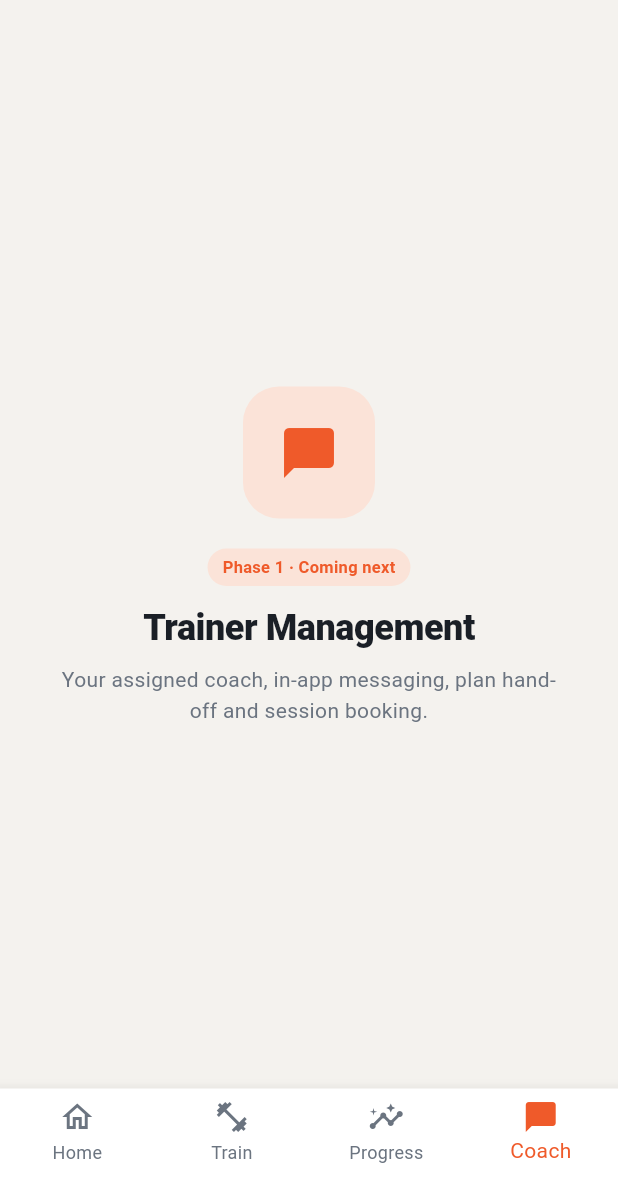
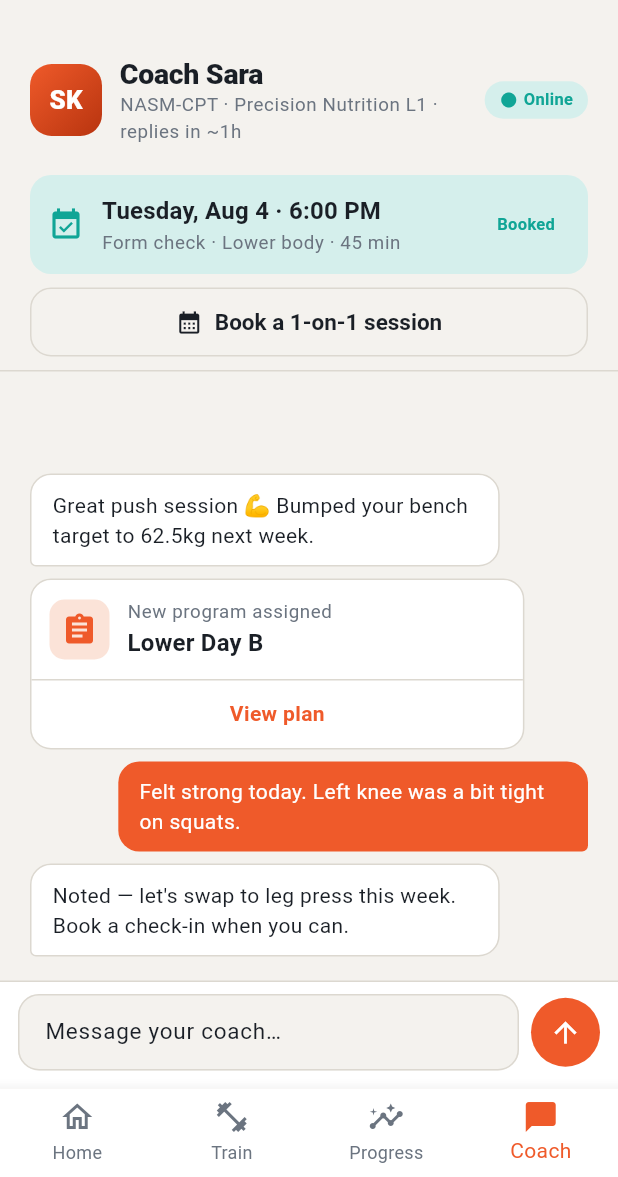
Before and after one commit to mscit-admin/ARETE_Enhance, a Flutter app: the screen it shows after launch, item 4 of the bottom bar chosen, on a phone screen of 412 x 824 dp, the part 59-1236 px from its top. Run offline on Flutter 3.47's test engine with Material 3 defaults, Android fonts, the phone set to English and light mode, and no system bars; our stand-ins replace flutter_local_notifications; accounts and stored records are empty.

Commit message:
Add member Coach tab (chat, plan hand-off, booking)
Completes the member side of Trainer Management. The Coach tab shows the
assigned trainer, a message thread with the coach, an assigned-plan card, and
one-on-one session booking.

- Models: ChatMessage (text/plan/session kinds), CoachSession
- CoachRepository + mock with a seeded thread and session
- CoachController: load, send message (with a canned coach reply + typing
  indicator), book session (adds a confirmation message)
- Screens: coach header, upcoming session, chat thread with bubbles and plan
  card, message composer, booking bottom sheet
- Coach tab now opens the real screen; provider wired in main
- Tests for thread/session load and booking

Co-Authored-By: Claude Opus 4.8 <noreply@anthropic.com>
Claude-Session: https://claude.ai/code/session_01Lrs4BeZJ8ESgW3u4Dx3sih

```diff
--- /dev/null
+++ b/lib/data/mock/mock_coach.dart
@@ -0,0 +1,56 @@
+import '../models/coach_chat.dart';
+
+/// Seeded coach conversation and sessions for the local-first build.
+class MockCoach {
+  MockCoach._();
+
+  static final DateTime _base = DateTime(2026, 7, 30, 9, 0);
+
+  static List<ChatMessage> thread() => [
+        ChatMessage(
+          id: 'm1',
+          text: 'Great push session 💪 Bumped your bench target to 62.5kg '
+              'next week.',
+          fromCoach: true,
+          time: _base,
+        ),
+        ChatMessage(
+          id: 'm2',
+          text: 'New program assigned',
+          fromCoach: true,
+          time: _base.add(const Duration(minutes: 1)),
+          kind: MessageKind.planCard,
+          planName: 'Lower Day B',
+        ),
+        ChatMessage(
+          id: 'm3',
+          text: 'Felt strong today. Left knee was a bit tight on squats.',
+          fromCoach: false,
+          time: _base.add(const Duration(hours: 2)),
+        ),
+        ChatMessage(
+          id: 'm4',
+          text: 'Noted — let\'s swap to leg press this week. Book a check-in '
+              'when you can.',
+          fromCoach: true,
+          time: _base.add(const Duration(hours: 2, minutes: 5)),
+        ),
+      ];
+
+  static List<CoachSession> sessions() => [
+        CoachSession(
+          id: 's1',
+          start: DateTime(2026, 8, 4, 18, 0),
+          minutes: 45,
+          focus: 'Form check · Lower body',
+        ),
+      ];
+
+  /// Canned coach replies cycled through when the member sends a message.
+  static const List<String> cannedReplies = [
+    'Got it 👍 Keep the reps controlled.',
+    'Nice work — log it and I\'ll review tonight.',
+    'Let\'s push the top set 2.5kg next time.',
+    'Great. Hydrate and get some protein in.',
+  ];
+}
--- /dev/null
+++ b/lib/data/models/coach_chat.dart
@@ -0,0 +1,40 @@
+/// The kind of content a chat message carries.
+enum MessageKind { text, planCard, sessionConfirmed }
+
+/// A single message in the member ↔ coach thread.
+class ChatMessage {
+  const ChatMessage({
+    required this.id,
+    required this.text,
+    required this.fromCoach,
+    required this.time,
+    this.kind = MessageKind.text,
+    this.planName,
+  });
+
+  final String id;
+  final String text;
+
+  /// True if sent by the coach, false if sent by the member.
+  final bool fromCoach;
+  final DateTime time;
+  final MessageKind kind;
+
+  /// Set when [kind] is [MessageKind.planCard].
+  final String? planName;
+}
+
+/// A booked one-on-one coaching session.
+class CoachSession {
+  const CoachSession({
+    required this.id,
+    required this.start,
+    required this.minutes,
+    required this.focus,
+  });
+
+  final String id;
+  final DateTime start;
+  final int minutes;
+  final String focus;
+}
--- /dev/null
+++ b/lib/data/repositories/coach_repository.dart
@@ -0,0 +1,7 @@
+import '../models/coach_chat.dart';
+
+/// Abstraction over the member ↔ coach messaging and sessions.
+abstract class CoachRepository {
+  Future<List<ChatMessage>> getThread();
+  Future<List<CoachSession>> getSessions();
+}
--- /dev/null
+++ b/lib/features/coach/coach_screen.dart
@@ -0,0 +1,317 @@
+import 'package:flutter/material.dart';
+import 'package:intl/intl.dart';
+import 'package:provider/provider.dart';
+
+import '../../core/theme/app_colors.dart';
+import '../../core/theme/app_spacing.dart';
+import '../../core/theme/app_theme.dart';
+import '../../data/models/coach_chat.dart';
+import '../../data/models/trainer.dart';
+import '../../shared/widgets/gradient_avatar.dart';
+import '../../shared/widgets/pill.dart';
+import '../../state/coach_controller.dart';
+import '../../state/profile_controller.dart';
+import 'widgets/chat_bubble.dart';
+
+class CoachScreen extends StatefulWidget {
+  const CoachScreen({super.key});
+
+  @override
+  State<CoachScreen> createState() => _CoachScreenState();
+}
+
+class _CoachScreenState extends State<CoachScreen> {
+  final _input = TextEditingController();
+
+  @override
+  void initState() {
+    super.initState();
+    WidgetsBinding.instance.addPostFrameCallback((_) {
+      final c = context.read<CoachController>();
+      if (c.status == LoadStatus.idle) c.load();
+    });
+  }
+
+  @override
+  void dispose() {
+    _input.dispose();
+    super.dispose();
+  }
+
+  void _send() {
+    final text = _input.text;
+    if (text.trim().isEmpty) return;
+    context.read<CoachController>().sendMessage(text);
+    _input.clear();
+  }
+
+  Future<void> _openBooking(Trainer? trainer) async {
+    final now = DateTime.now();
+    final slots = [
+      for (var d = 1; d <= 4; d++)
+        DateTime(now.year, now.month, now.day + d, 18, 0),
+    ];
+    final picked = await showModalBottomSheet<DateTime>(
+      context: context,
+      showDragHandle: true,
+      builder: (_) => _BookingSheet(slots: slots),
+    );
+    if (picked != null && mounted) {
+      context
+          .read<CoachController>()
+          .bookSession(picked, 'Form check · 1-on-1');
+      ScaffoldMessenger.of(context).showSnackBar(
+        SnackBar(
+            content: Text(
+                'Session booked for ${DateFormat('EEE, MMM d · h:mm a').format(picked)}')),
+      );
+    }
+  }
+
+  @override
+  Widget build(BuildContext context) {
+    final coach = context.watch<CoachController>();
+    final trainer = context.watch<ProfileController>().assignedTrainer;
+    final p = context.palette;
+
+    return Scaffold(
+      appBar: AppBar(title: const Text('Coach')),
+      body: SafeArea(
+        child: Column(
+          children: [
+            _CoachHeader(trainer: trainer),
+            if (coach.sessions.isNotEmpty)
+              _UpcomingSession(session: coach.sessions.last),
+            Padding(
+              padding: const EdgeInsets.fromLTRB(AppSpacing.screen, 0,
+                  AppSpacing.screen, AppSpacing.sm),
+              child: SizedBox(
+                width: double.infinity,
+                child: OutlinedButton.icon(
+                  onPressed: () => _openBooking(trainer),
+                  icon: const Icon(Icons.calendar_month, size: 18),
+                  label: const Text('Book a 1-on-1 session'),
+                ),
+              ),
+            ),
+            Divider(height: 1, color: p.line),
+            Expanded(
+              child: coach.status == LoadStatus.ready
+                  ? _Thread(
+                      messages: coach.messages, typing: coach.coachTyping)
+                  : const Center(child: CircularProgressIndicator()),
+            ),
+            _Composer(controller: _input, onSend: _send),
+          ],
+        ),
+      ),
+    );
+  }
+}
+
+class _CoachHeader extends StatelessWidget {
+  const _CoachHeader({required this.trainer});
+  final Trainer? trainer;
+
+  @override
+  Widget build(BuildContext context) {
+    final p = context.palette;
+    final name = trainer?.fullName ?? 'Your coach';
+    return Padding(
+      padding: const EdgeInsets.all(AppSpacing.screen),
+      child: Row(
+        children: [
+          GradientAvatar(
+            initials: initialsFrom(name),
+            size: 48,
+            tone: AvatarTone.ember,
+          ),
+          const SizedBox(width: AppSpacing.md),
+          Expanded(
+            child: Column(
+              crossAxisAlignment: CrossAxisAlignment.start,
+              children: [
+                Text('Coach ${name.split(' ').first}',
+                    style: context.textStyles.titleLarge),
+                Text(
+                  trainer == null
+                      ? 'Certified personal trainer'
+                      : '${trainer.certifications.join(' · ')} · replies in ~${trainer.avgResponseHours}h',
+                  style:
+                      context.textStyles.bodySmall?.copyWith(color: p.muted),
+                ),
+              ],
+            ),
+          ),
+          const Pill('Online', tone: PillTone.teal, icon: Icons.circle),
+        ],
+      ),
+    );
+  }
+}
+
+class _UpcomingSession extends StatelessWidget {
+  const _UpcomingSession({required this.session});
+  final CoachSession session;
+
+  @override
+  Widget build(BuildContext context) {
+    return Padding(
+      padding: const EdgeInsets.fromLTRB(
+          AppSpacing.screen, 0, AppSpacing.screen, AppSpacing.sm),
+      child: Container(
+        padding: const EdgeInsets.all(AppSpacing.md),
+        decoration: BoxDecoration(
+          color: context.palette.tealSoft,
+          borderRadius: BorderRadius.circular(AppSpacing.radiusMd),
+        ),
+        child: Row(
+          children: [
+            const Icon(Icons.event_available, color: AppColors.teal),
+            const SizedBox(width: AppSpacing.md),
+            Expanded(
+              child: Column(
+                crossAxisAlignment: CrossAxisAlignment.start,
+                children: [
+                  Text(
+                    DateFormat('EEEE, MMM d · h:mm a').format(session.start),
+                    style: context.textStyles.titleMedium,
+                  ),
+                  Text('${session.focus} · ${session.minutes} min',
+                      style: context.textStyles.bodySmall),
+                ],
+              ),
+            ),
+            const Pill('Booked', tone: PillTone.teal),
+          ],
+        ),
+      ),
+    );
+  }
+}
+
+class _Thread extends StatelessWidget {
+  const _Thread({required this.messages, required this.typing});
+  final List<ChatMessage> messages;
+  final bool typing;
+
+  @override
+  Widget build(BuildContext context) {
+    // reverse:true keeps the latest message pinned to the bottom.
+    final items = <Widget>[
+      if (typing) const _TypingIndicator(),
+      for (final m in messages.reversed) ChatBubble(message: m),
+    ];
+    return ListView(
+      reverse: true,
+      padding: const EdgeInsets.symmetric(
+          horizontal: AppSpacing.screen, vertical: AppSpacing.md),
+      children: items,
+    );
+  }
+}
+
+class _TypingIndicator extends StatelessWidget {
+  const _TypingIndicator();
+
+  @override
+  Widget build(BuildContext context) {
+    final p = context.palette;
+    return Align(
+      alignment: Alignment.centerLeft,
+      child: Container(
+        margin: const EdgeInsets.only(top: 4, bottom: 4),
+        padding: const EdgeInsets.symmetric(horizontal: 14, vertical: 10),
+        decoration: BoxDecoration(
+          color: p.surface,
+          borderRadius: BorderRadius.circular(14),
+          border: Border.all(color: p.line),
+        ),
+        child: Text('Coach is typing…',
+            style: context.textStyles.bodySmall?.copyWith(color: p.muted)),
+      ),
+    );
+  }
+}
+
+class _Composer extends StatelessWidget {
+  const _Composer({required this.controller, required this.onSend});
+  final TextEditingController controller;
+  final VoidCallback onSend;
+
+  @override
+  Widget build(BuildContext context) {
+    final p = context.palette;
+    return Container(
+      padding: const EdgeInsets.fromLTRB(
+          AppSpacing.md, AppSpacing.sm, AppSpacing.md, AppSpacing.md),
+      decoration: BoxDecoration(
+        color: p.surface,
+        border: Border(top: BorderSide(color: p.line)),
+      ),
+      child: Row(
+        children: [
+          Expanded(
+            child: TextField(
+              controller: controller,
+              textCapitalization: TextCapitalization.sentences,
+              minLines: 1,
+              maxLines: 4,
+              onSubmitted: (_) => onSend(),
+              decoration: const InputDecoration(
+                hintText: 'Message your coach…',
+                isDense: true,
+              ),
+            ),
+          ),
+          const SizedBox(width: AppSpacing.sm),
+          Material(
+            color: AppColors.ember,
+            shape: const CircleBorder(),
+            child: InkWell(
+              customBorder: const CircleBorder(),
+              onTap: onSend,
+              child: const Padding(
+                padding: EdgeInsets.all(12),
+                child: Icon(Icons.arrow_upward, color: Colors.white, size: 22),
+              ),
+            ),
+          ),
+        ],
+      ),
+    );
+  }
+}
+
+class _BookingSheet extends StatelessWidget {
+  const _BookingSheet({required this.slots});
+  final List<DateTime> slots;
+
+  @override
+  Widget build(BuildContext context) {
+    return SafeArea(
+      child: Padding(
+        padding: const EdgeInsets.fromLTRB(AppSpacing.screen, 0,
+            AppSpacing.screen, AppSpacing.lg),
+        child: Column(
+          mainAxisSize: MainAxisSize.min,
+          crossAxisAlignment: CrossAxisAlignment.start,
+          children: [
+            Text('Pick a session time',
+                style: context.textStyles.titleLarge),
+            const SizedBox(height: AppSpacing.md),
+            for (final s in slots)
+              ListTile(
+                contentPadding: EdgeInsets.zero,
+                leading: const Icon(Icons.schedule),
+                title: Text(DateFormat('EEEE, MMM d').format(s)),
+                subtitle: Text('${DateFormat('h:mm a').format(s)} · 45 min'),
+                trailing: const Icon(Icons.chevron_right),
+                onTap: () => Navigator.of(context).pop(s),
+              ),
+          ],
+        ),
+      ),
+    );
+  }
+}
--- /dev/null
+++ b/lib/features/coach/widgets/chat_bubble.dart
@@ -0,0 +1,160 @@
+import 'package:flutter/material.dart';
+
+import '../../../core/theme/app_colors.dart';
+import '../../../core/theme/app_spacing.dart';
+import '../../../core/theme/app_theme.dart';
+import '../../../data/models/coach_chat.dart';
+
+/// Renders one chat message: coach on the left, member on the right, with
+/// special cards for assigned plans and booked sessions.
+class ChatBubble extends StatelessWidget {
+  const ChatBubble({super.key, required this.message});
+
+  final ChatMessage message;
+
+  @override
+  Widget build(BuildContext context) {
+    switch (message.kind) {
+      case MessageKind.planCard:
+        return _PlanCard(message: message);
+      case MessageKind.sessionConfirmed:
+        return const _SystemNote(text: '📅 Session booked with your coach');
+      case MessageKind.text:
+        return _TextBubble(message: message);
+    }
+  }
+}
+
+class _TextBubble extends StatelessWidget {
+  const _TextBubble({required this.message});
+  final ChatMessage message;
+
+  @override
+  Widget build(BuildContext context) {
+    final p = context.palette;
+    final fromCoach = message.fromCoach;
+    return Align(
+      alignment: fromCoach ? Alignment.centerLeft : Alignment.centerRight,
+      child: Container(
+        constraints: BoxConstraints(
+            maxWidth: MediaQuery.sizeOf(context).width * 0.76),
+        margin: const EdgeInsets.symmetric(vertical: 4),
+        padding: const EdgeInsets.symmetric(horizontal: 14, vertical: 10),
+        decoration: BoxDecoration(
+          color: fromCoach ? p.surface : AppColors.ember,
+          borderRadius: BorderRadius.only(
+            topLeft: const Radius.circular(14),
+            topRight: const Radius.circular(14),
+            bottomLeft: Radius.circular(fromCoach ? 4 : 14),
+            bottomRight: Radius.circular(fromCoach ? 14 : 4),
+          ),
+          border: fromCoach ? Border.all(color: p.line) : null,
+        ),
+        child: Text(
+          message.text,
+          style: TextStyle(
+            fontSize: 14,
+            height: 1.4,
+            color: fromCoach ? p.text : Colors.white,
+          ),
+        ),
+      ),
+    );
+  }
+}
+
+class _PlanCard extends StatelessWidget {
+  const _PlanCard({required this.message});
+  final ChatMessage message;
+
+  @override
+  Widget build(BuildContext context) {
+    final p = context.palette;
+    return Align(
+      alignment: Alignment.centerLeft,
+      child: Container(
+        constraints: BoxConstraints(
+            maxWidth: MediaQuery.sizeOf(context).width * 0.8),
+        margin: const EdgeInsets.symmetric(vertical: 4),
+        decoration: BoxDecoration(
+          color: p.surface,
+          borderRadius: BorderRadius.circular(14),
+          border: Border.all(color: p.line),
+        ),
+        child: Column(
+          crossAxisAlignment: CrossAxisAlignment.start,
+          children: [
+            Padding(
+              padding: const EdgeInsets.all(AppSpacing.md),
+              child: Row(
+                children: [
+                  Container(
+                    width: 40,
+                    height: 40,
+                    decoration: BoxDecoration(
+                      color: p.emberSoft,
+                      borderRadius: BorderRadius.circular(10),
+                    ),
+                    child:
+                        const Icon(Icons.assignment, color: AppColors.ember),
+                  ),
+                  const SizedBox(width: AppSpacing.md),
+                  Expanded(
+                    child: Column(
+                      crossAxisAlignment: CrossAxisAlignment.start,
+                      children: [
+                        Text('New program assigned',
+                            style: context.textStyles.bodySmall
+                                ?.copyWith(color: p.muted)),
+                        Text(message.planName ?? 'Training plan',
+                            style: context.textStyles.titleMedium),
+                      ],
+                    ),
+                  ),
+                ],
+              ),
+            ),
+            Divider(height: 1, color: p.line),
+            InkWell(
+              onTap: () => ScaffoldMessenger.of(context).showSnackBar(
+                SnackBar(
+                    content: Text('Opening ${message.planName ?? 'plan'}…')),
+              ),
+              child: Padding(
+                padding: const EdgeInsets.symmetric(vertical: 12),
+                child: Center(
+                  child: Text('View plan',
+                      style: TextStyle(
+                          color: AppColors.ember,
+                          fontWeight: FontWeight.w700)),
+                ),
+              ),
+            ),
+          ],
+        ),
+      ),
+    );
+  }
+}
+
+class _SystemNote extends StatelessWidget {
+  const _SystemNote({required this.text});
+  final String text;
+
+  @override
+  Widget build(BuildContext context) {
+    final p = context.palette;
+    return Center(
+      child: Container(
+        margin: const EdgeInsets.symmetric(vertical: 8),
+        padding: const EdgeInsets.symmetric(horizontal: 12, vertical: 6),
+        decoration: BoxDecoration(
+          color: p.surfaceAlt,
+          borderRadius: BorderRadius.circular(AppSpacing.radiusPill),
+        ),
+        child: Text(text,
+            style: context.textStyles.bodySmall?.copyWith(color: p.muted)),
+      ),
+    );
+  }
+}
--- a/lib/features/shell/app_shell.dart
+++ b/lib/features/shell/app_shell.dart
@@ -7,6 +7,7 @@ import '../profile/trainer_home_screen.dart';
 import '../placeholder/coming_soon_screen.dart';
 import '../workout/workout_home_screen.dart';
 import '../progress/progress_screen.dart';
+import '../coach/coach_screen.dart';
 import '../../state/session_controller.dart';
 
 /// Root scaffold with bottom navigation. The tab set adapts to the active
@@ -75,14 +76,7 @@ class _AppShellState extends State<AppShell> {
           label: 'Coach',
           icon: Icons.chat_bubble_outline,
           activeIcon: Icons.chat_bubble,
-          screen: ComingSoonScreen(
-            title: 'Coach',
-            moduleName: 'Trainer Management',
-            description:
-                'Your assigned coach, in-app messaging, plan hand-off and '
-                'session booking.',
-            icon: Icons.chat_bubble,
-          ),
+          screen: CoachScreen(),
         ),
       ];
 
```
Also changed, not shown: lib/data/repositories/mock_coach_repository.dart (added, +17 -0 lines), lib/main.dart (+7 -0 lines), lib/state/coach_controller.dart (added, +95 -0 lines), 2 other files.
